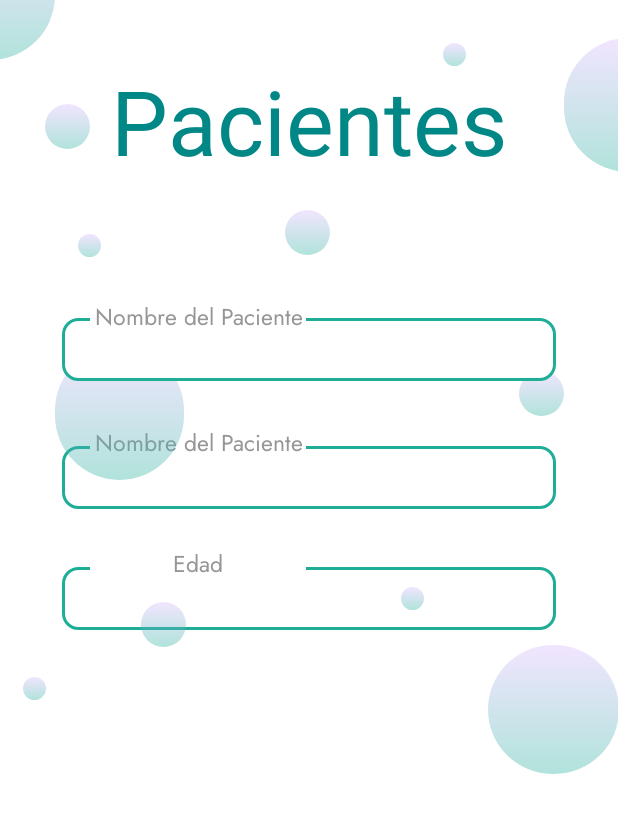
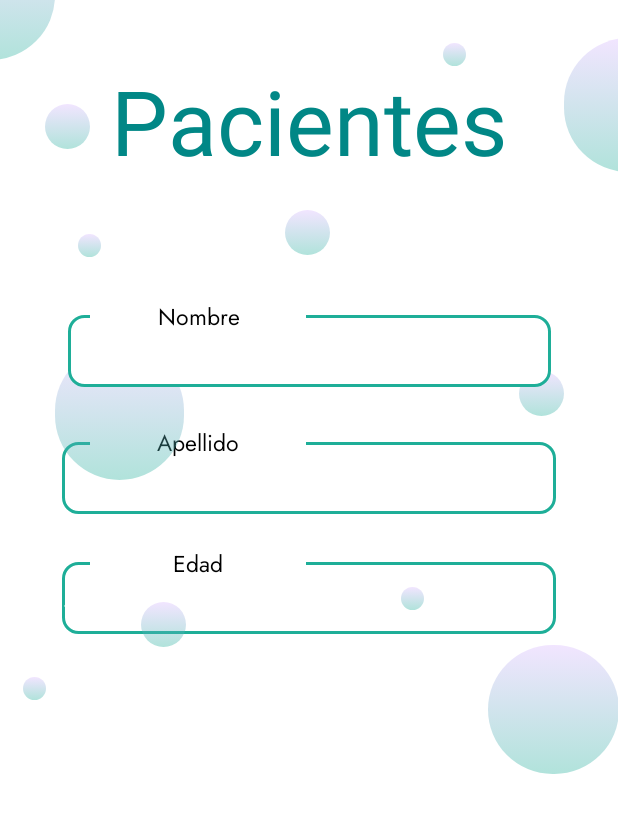
Before and after one commit to AmarisOsorio/App-BloomKids, an Android app: the layout fragment_pacientes.xml on its own in the app's theme, with its tools: preview values and no code run, on a phone screen of 412 x 824 dp. Shown: the top 813 px of the screen. Run offline under Robolectric (Android 15) with nearby library versions, the phone set to English and light mode, and no system bars; Roboto replaces fonts that are not available here.

Commit message:
Arregle unas cosas que s eme habían olvidado

```diff
--- a/BloomKids/app/src/main/res/layout/fragment_pacientes.xml
+++ b/BloomKids/app/src/main/res/layout/fragment_pacientes.xml
@@ -11,13 +11,14 @@
     <EditText
         android:id="@+id/txtEdadPaciente"
         android:layout_width="329dp"
-        android:layout_height="42dp"
+        android:layout_height="48dp"
         android:background="@drawable/burbuja2"
         android:ems="10"
         android:fontFamily="@font/jost"
+        android:hint="..."
         android:inputType="text"
         android:textColor="@color/black"
-        android:textColorHint="#737373"
+        android:textColorHint="@color/white"
         android:textSize="18sp"
         app:layout_constraintBottom_toBottomOf="parent"
         app:layout_constraintEnd_toEndOf="parent"
@@ -30,11 +31,10 @@
         android:layout_width="144dp"
         android:layout_height="21dp"
         android:background="@color/white"
-        android:backgroundTint="@color/white"
         android:fontFamily="@font/jost"
         android:text="Edad"
         android:textAlignment="center"
-        android:textColor="@color/color5"
+        android:textColor="@color/black"
         android:textSize="15sp"
         app:layout_constraintBottom_toBottomOf="parent"
         app:layout_constraintEnd_toEndOf="parent"
@@ -46,13 +46,12 @@
     <EditText
         android:id="@+id/txtApellidoPaciente"
         android:layout_width="329dp"
-        android:layout_height="42dp"
+        android:layout_height="48dp"
         android:background="@drawable/burbuja2"
         android:ems="10"
         android:fontFamily="@font/jost"
         android:inputType="text"
         android:textColor="@color/black"
-        android:textColorHint="#737373"
         android:textSize="18sp"
         app:layout_constraintBottom_toBottomOf="parent"
         app:layout_constraintEnd_toEndOf="parent"
@@ -65,11 +64,10 @@
         android:layout_width="144dp"
         android:layout_height="21dp"
         android:background="@color/white"
-        android:backgroundTint="@color/white"
         android:fontFamily="@font/jost"
-        android:text="Nombre del Paciente"
+        android:text="Apellido"
         android:textAlignment="center"
-        android:textColor="@color/color5"
+        android:textColor="@color/black"
         android:textSize="15sp"
         app:layout_constraintBottom_toBottomOf="parent"
         app:layout_constraintEnd_toEndOf="parent"
@@ -79,7 +77,7 @@
         app:layout_constraintVertical_bias="0.354" />
 
     <ImageView
-        android:id="@+id/imageView4"
+        android:id="@+id/imageViewB1"
         android:layout_width="86dp"
         android:layout_height="89dp"
         android:layout_marginStart="-50dp"
@@ -94,7 +92,7 @@
         app:layout_constraintVertical_bias="0.358" />
 
     <ImageView
-        android:id="@+id/imageView4"
+        android:id="@+id/imageViewB2"
         android:layout_width="30dp"
         android:layout_height="30dp"
         android:layout_marginStart="-50dp"
@@ -109,7 +107,7 @@
         app:layout_constraintVertical_bias="0.535" />
 
     <ImageView
-        android:id="@+id/imageView4"
+        android:id="@+id/imageViewB3"
         android:layout_width="15dp"
         android:layout_height="15dp"
         android:layout_marginStart="-50dp"
@@ -124,7 +122,7 @@
         app:layout_constraintVertical_bias="0.514" />
 
     <ImageView
-        android:id="@+id/imageView4"
+        android:id="@+id/imageViewB4"
         android:layout_width="15dp"
         android:layout_height="15dp"
         android:layout_marginStart="-50dp"
@@ -139,7 +137,7 @@
         app:layout_constraintVertical_bias="0.092" />
 
     <ImageView
-        android:id="@+id/imageView4"
+        android:id="@+id/imageViewB13"
         android:layout_width="15dp"
         android:layout_height="15dp"
         android:layout_marginStart="-50dp"
@@ -154,7 +152,7 @@
         app:layout_constraintVertical_bias="0.24" />
 
     <ImageView
-        android:id="@+id/imageView4"
+        android:id="@+id/imageViewB5"
         android:layout_width="15dp"
         android:layout_height="15dp"
         android:layout_marginStart="-50dp"
@@ -169,7 +167,7 @@
         app:layout_constraintVertical_bias="0.584" />
 
     <ImageView
-        android:id="@+id/imageView4"
+        android:id="@+id/imageViewB6"
         android:layout_width="30dp"
         android:layout_height="30dp"
         android:layout_marginStart="-50dp"
@@ -184,7 +182,7 @@
         app:layout_constraintVertical_bias="0.352" />
 
     <ImageView
-        android:id="@+id/imageView4"
+        android:id="@+id/imageViewB7"
         android:layout_width="30dp"
         android:layout_height="30dp"
         android:layout_marginStart="-50dp"
@@ -199,7 +197,7 @@
         app:layout_constraintVertical_bias="0.141" />
 
     <ImageView
-        android:id="@+id/imageView4"
+        android:id="@+id/imageViewB8"
         android:layout_width="30dp"
         android:layout_height="30dp"
         android:layout_marginStart="-50dp"
@@ -214,7 +212,7 @@
         app:layout_constraintVertical_bias="0.225" />
 
     <ImageView
-        android:id="@+id/imageView4"
+        android:id="@+id/imageViewB9"
         android:layout_width="87dp"
         android:layout_height="86dp"
         android:layout_marginStart="-50dp"
@@ -229,7 +227,7 @@
         app:layout_constraintVertical_bias="0.609" />
 
     <ImageView
-        android:id="@+id/imageView4"
+        android:id="@+id/imageViewB10"
         android:layout_width="86dp"
         android:layout_height="89dp"
         android:layout_marginStart="-50dp"
@@ -244,7 +242,7 @@
         app:layout_constraintVertical_bias="0.096" />
 
     <ImageView
-        android:id="@+id/imageView4"
+        android:id="@+id/imageViewB11"
         android:layout_width="86dp"
         android:layout_height="89dp"
         android:layout_marginStart="-50dp"
@@ -258,7 +256,7 @@
         app:layout_constraintVertical_bias="0.0" />
 
     <TextView
-        android:id="@+id/textView5"
+        android:id="@+id/textViewB12"
         android:layout_width="wrap_content"
         android:layout_height="wrap_content"
         android:fontFamily="@font/bubblegum_sans"
@@ -273,14 +271,13 @@
 
     <EditText
         android:id="@+id/txtNombrePaciente"
-        android:layout_width="329dp"
-        android:layout_height="42dp"
+        android:layout_width="322dp"
+        android:layout_height="48dp"
         android:background="@drawable/burbuja2"
         android:ems="10"
         android:fontFamily="@font/jost"
         android:inputType="text"
         android:textColor="@color/black"
-        android:textColorHint="#737373"
         android:textSize="18sp"
         app:layout_constraintBottom_toBottomOf="parent"
         app:layout_constraintEnd_toEndOf="parent"
@@ -306,9 +303,9 @@
         android:background="@color/white"
         android:backgroundTint="@color/white"
         android:fontFamily="@font/jost"
-        android:text="Nombre del Paciente"
+        android:text="Nombre"
         android:textAlignment="center"
-        android:textColor="@color/color5"
+        android:textColor="@color/black"
         android:textSize="15sp"
         app:layout_constraintBottom_toBottomOf="parent"
         app:layout_constraintEnd_toEndOf="parent"
```
